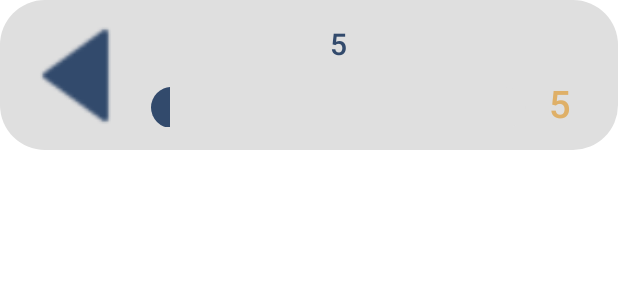
After one commit to Morales241/ProyectoFinalAppsMoviles, an Android app: the layout conjunto.xml on its own in the app's theme, with its tools: preview values and no code run, on a phone screen of 412 x 824 dp. The commit adds this screen. Shown: the top 300 px of the screen. Run offline under Robolectric (Android 15) with nearby library versions, the phone set to English and light mode, and no system bars.

Commit message:
avance 2 de la pantalla home
ya hice los contenedores necesarios para que funcione con una serie de bytes que representen la imagen cuando la guardemos en la base de datos

```diff
--- /dev/null
+++ b/ClosetVitual/app/src/main/java/morales/jesus/closetvitual/Conjunto.kt
@@ -0,0 +1,3 @@
+package morales.jesus.closetvitual
+
+data class Conjunto(var imagen:ByteArray, var nombrePrenda:String,  var numeroUsos:Int )
--- /dev/null
+++ b/ClosetVitual/app/src/main/res/drawable/barra_de_progreso.xml
@@ -0,0 +1,20 @@
+<?xml version="1.0" encoding="utf-8"?>
+<layer-list xmlns:android="http://schemas.android.com/apk/res/android">
+
+    <item android:id="@+id/itemFondo">
+        <shape>
+            <solid android:color="@color/grisClaro"/>
+            <corners android:radius="50dp"/>
+        </shape>
+    </item>
+
+    <item android:id="@+id/itemProgreso">
+        <clip>
+            <shape>
+                <solid android:color="@color/azulOscuro"/>
+                <corners android:radius="100dp"/>
+            </shape>
+        </clip>
+    </item>
+
+</layer-list>
--- a/ClosetVitual/app/src/main/res/values/dimens.xml
+++ b/ClosetVitual/app/src/main/res/drawable/fondo_conjunto.xml
@@ -1,5 +1,6 @@
-<resources>
-    <!-- Default screen margins, per the Android Design guidelines. -->
-    <dimen name="activity_horizontal_margin">16dp</dimen>
-    <dimen name="activity_vertical_margin">16dp</dimen>
-</resources>
+<?xml version="1.0" encoding="utf-8"?>
+<shape xmlns:android="http://schemas.android.com/apk/res/android">
+
+    <solid android:color="@color/grisClaro"/>
+    <corners android:radius="30dp"/>
+</shape>
--- /dev/null
+++ b/ClosetVitual/app/src/main/res/layout/conjunto.xml
@@ -0,0 +1,66 @@
+<?xml version="1.0" encoding="utf-8"?>
+<LinearLayout xmlns:android="http://schemas.android.com/apk/res/android"
+    android:layout_width="match_parent"
+    android:layout_height="match_parent"
+    android:orientation="horizontal">
+
+
+    <LinearLayout
+        android:layout_width="match_parent"
+        android:layout_height="100dp"
+        android:background="@drawable/fondo_conjunto"
+        android:orientation="horizontal">
+
+        <ImageView
+            android:id="@+id/imgPrenda"
+            android:layout_width="70dp"
+            android:layout_height="70dp"
+            android:layout_margin="15dp"
+            android:src="@drawable/leftarrow"
+
+            />
+
+        <LinearLayout
+            android:layout_width="250dp"
+            android:layout_height="wrap_content"
+            android:orientation="vertical"
+            android:layout_marginVertical="15dp">
+
+            <TextView
+                android:layout_marginBottom="15dp"
+                android:id="@+id/txtNombrePrenda"
+                android:layout_width="match_parent"
+                android:layout_height="wrap_content"
+                android:textAlignment="center"
+                android:textColor="@color/azulOscuro"
+                android:text="5"
+                android:textSize="20dp"
+                android:fontFamily="sans-serif-medium"/>
+
+            <ProgressBar
+                android:id="@+id/barraDeProgreso"
+                android:layout_width="match_parent"
+                android:layout_height="27dp"
+                style="@style/Widget.AppCompat.ProgressBar.Horizontal"
+                android:progressDrawable="@drawable/barra_de_progreso"
+                android:max="100"
+                android:progress="5"
+
+                />
+
+        </LinearLayout>
+
+        <TextView
+            android:id="@+id/txtNumeroDeUsosDePrendaxMes"
+            android:layout_width="wrap_content"
+            android:layout_height="wrap_content"
+            android:layout_margin="15dp"
+            android:textColor="@color/mostaza"
+            android:text="5"
+            android:textSize="25dp"
+            android:fontFamily="sans-serif-medium"
+            android:paddingTop="36dp"
+            />
+    </LinearLayout>
+
+</LinearLayout>
```
Also changed, not shown: ClosetVitual/app/src/main/java/morales/jesus/closetvitual/ui/home/HomeFragment.kt (+56 -12 lines).
